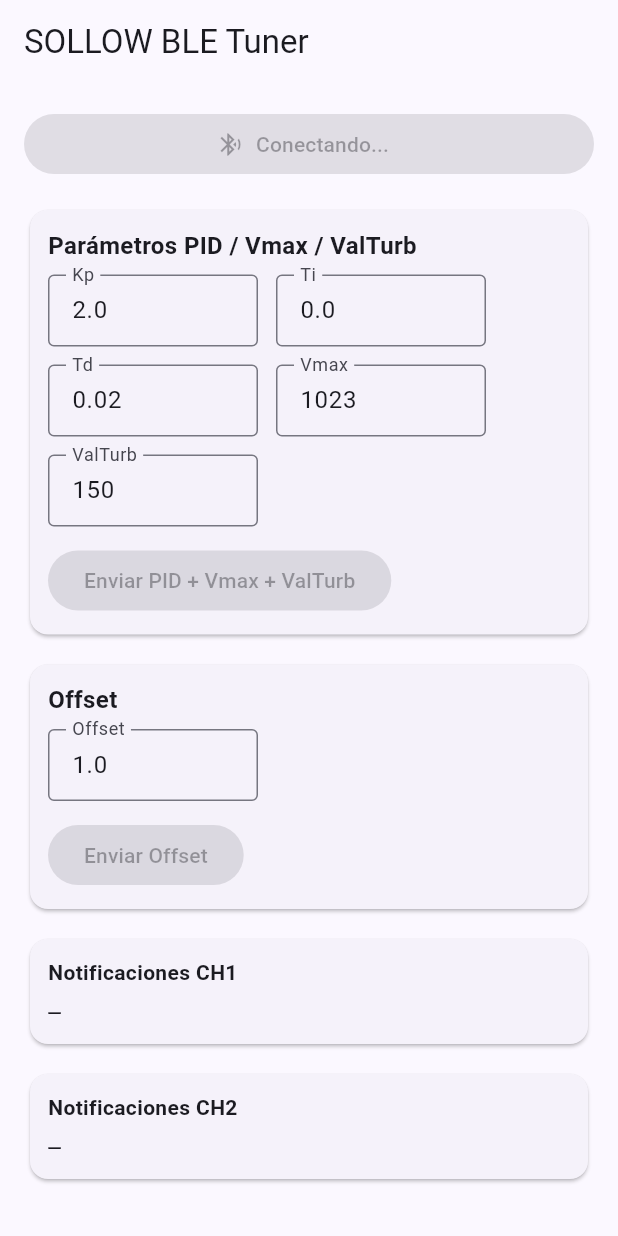
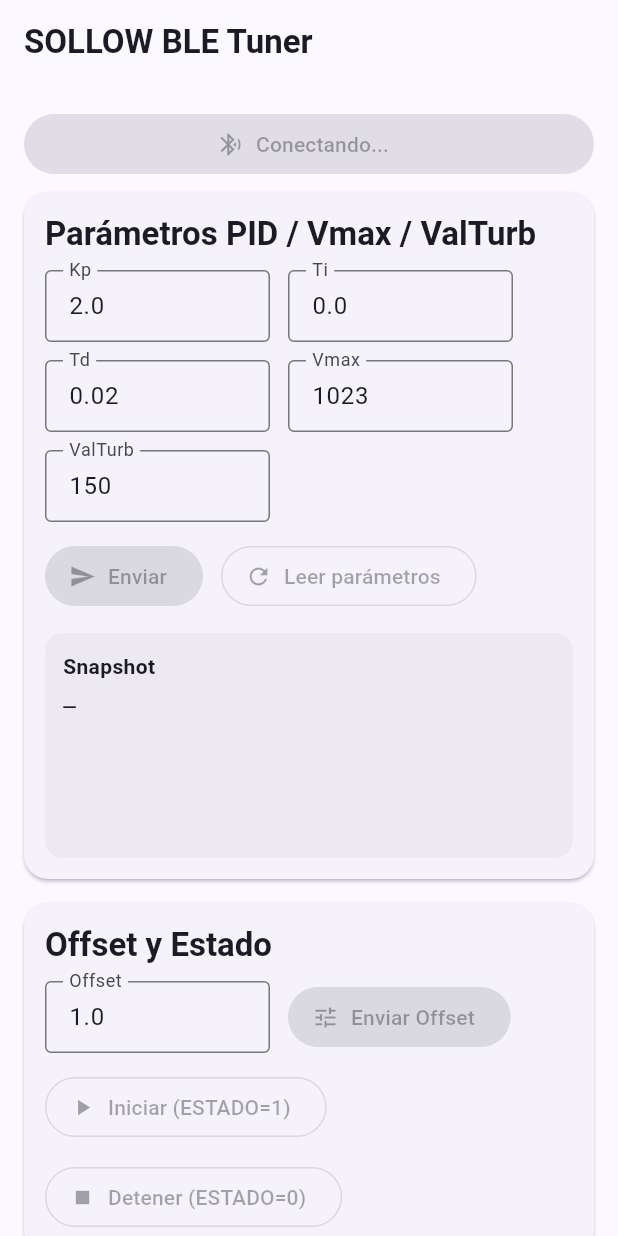
Before and after one commit to AnaOrozco122002/ble_app_sollow, a Flutter app: the screen it shows after launch, after a tap on "Buscar y Conectar", on a phone screen of 412 x 824 dp. Run offline on Flutter 3.47's test engine with Material 3 defaults, Android fonts, the phone set to English and light mode, and no system bars; our stand-ins replace flutter_blue_plus, permission_handler.

Commit message:
estado y actualizar

```diff
--- a/lib/main.dart
+++ b/lib/main.dart
@@ -7,8 +7,8 @@ import 'package:permission_handler/permission_handler.dart';
 
 // === UUIDs de tu firmware ===
 const String serviceUuid = "4fafc201-1fb5-459e-8fcc-c5c9c331914b";
-const String char1Uuid   = "beb5483e-36e1-4688-b7f5-ea07361b26a8"; // sintonización
-const String char2Uuid   = "ceb5483e-36e1-4688-b7f5-ea07361b26a8"; // offset
+const String char1Uuid   = "beb5483e-36e1-4688-b7f5-ea07361b26a8"; // sintonización (READ/WRITE)
+const String char2Uuid   = "ceb5483e-36e1-4688-b7f5-ea07361b26a8"; // offset/estado (WRITE) y lecturas sensor (READ)
 
 void main() {
   WidgetsFlutterBinding.ensureInitialized();
@@ -21,7 +21,19 @@ class MyApp extends StatelessWidget {
   Widget build(BuildContext context) {
     return MaterialApp(
       title: 'SOLLOW BLE Tuner',
-      theme: ThemeData(colorSchemeSeed: Colors.indigo, useMaterial3: true),
+      theme: ThemeData(
+        colorSchemeSeed: Colors.indigo,
+        useMaterial3: true,
+        textTheme: const TextTheme(
+          titleLarge: TextStyle(fontWeight: FontWeight.w700),
+          bodyMedium: TextStyle(fontSize: 14),
+        ),
+        cardTheme: const CardTheme(
+          margin: EdgeInsets.symmetric(vertical: 8),
+          shape: RoundedRectangleBorder(borderRadius: BorderRadius.all(Radius.circular(16))),
+          elevation: 1,
+        ),
+      ),
       home: const HomePage(),
       debugShowCheckedModeBanner: false,
     );
@@ -38,8 +50,6 @@ class _HomePageState extends State<HomePage> {
   BluetoothDevice? device;
   BluetoothCharacteristic? ch1;
   BluetoothCharacteristic? ch2;
-  StreamSubscription<List<int>>? _subCh1;
-  StreamSubscription<List<int>>? _subCh2;
 
   // Campos de entrada
   final _kp = TextEditingController(text: '2.0');
@@ -49,14 +59,14 @@ class _HomePageState extends State<HomePage> {
   final _valturb = TextEditingController(text: '150');
   final _offset = TextEditingController(text: '1.0');
 
-  String logCh1 = '';
-  String logCh2 = '';
+  String lastParams = '—'; // READ de CH1
+  String lastSensor = '—'; // READ de CH2
   bool _connecting = false;
+
+  bool get _connected => device != null && ch1 != null && ch2 != null;
 
   @override
   void dispose() {
-    _subCh1?.cancel();
-    _subCh2?.cancel();
     _kp.dispose();
     _ti.dispose();
     _td.dispose();
@@ -66,51 +76,30 @@ class _HomePageState extends State<HomePage> {
     super.dispose();
   }
 
-  /// Pide permisos y verifica condiciones de sistema necesarias para escanear BLE.
-  /// En Android 12+ pide SCAN/CONNECT. Además, por compatibilidad con Xiaomi,
-  /// pedimos Location y verificamos que el *toggle* de ubicación del sistema esté encendido.
   Future<void> _ensurePerms() async {
     if (!Platform.isAndroid) return;
 
-    // 1) Asegurar Bluetooth encendido
     final state = await FlutterBluePlus.adapterState.first;
     if (state != BluetoothAdapterState.on) {
       try { await FlutterBluePlus.turnOn(); } catch (_) {}
     }
 
-    // 2) Pedir permisos BLE modernos (Android 12+)
     final scan = await Permission.bluetoothScan.request();
     final conn = await Permission.bluetoothConnect.request();
-
-    // 3) (Compat/OEMs como Xiaomi) pide también ubicación en uso
-    //    Aunque en 12+ no sería estrictamente necesario, muchos Xiaomi no escanean si
-    //    no tienes la ubicación del sistema activada. Pedimos permiso y luego verificamos el toggle.
     final loc = await Permission.locationWhenInUse.request();
 
-    // Si el usuario bloqueó definitivamente alguno, abre Ajustes para que lo habilite
     if (scan.isPermanentlyDenied || conn.isPermanentlyDenied || loc.isPermanentlyDenied) {
       await openAppSettings();
       throw Exception('Debes habilitar permisos en Ajustes para continuar');
     }
 
-    // 4) Verifica que *Ubicación del sistema* esté encendida (requisito de varios OEMs para BLE scan)
-    //    Nota: permission_handler permite consultar el servicio de ubicación.
     final service = await Permission.location.serviceStatus;
     if (!service.isEnabled) {
-      // No podemos encenderlo desde la app; hay que pedir al usuario que active el toggle del SO.
-      throw Exception(
-          'Activa la Ubicación del sistema (Xiaomi suele exigirla para escanear BLE). '
-              'Abre la barra rápida y enciende "Ubicación", luego reintenta.'
-      );
+      throw Exception('Activa la Ubicación del sistema (requerido por algunos OEMs para escanear BLE).');
     }
 
-    // 5) Comprobación final
-    if (!scan.isGranted || !conn.isGranted) {
-      throw Exception('Permisos BLE no concedidos (SCAN/CONNECT)');
-    }
-    if (!loc.isGranted) {
-      // En Android 12+ podría no ser necesario, pero para Xiaomi lo tratamos como requerido para evitar fallos de escaneo.
-      throw Exception('Permiso de ubicación no concedido (requerido por tu dispositivo)');
+    if (!scan.isGranted || !conn.isGranted || !loc.isGranted) {
+      throw Exception('Permisos BLE/Ubicación no concedidos');
     }
   }
 
@@ -122,15 +111,11 @@ class _HomePageState extends State<HomePage> {
       BluetoothDevice? found;
       await FlutterBluePlus.startScan(timeout: const Duration(seconds: 6));
 
-      // Escucha resultados de escaneo
       final subScan = FlutterBluePlus.scanResults.listen((results) {
         for (final r in results) {
-          final name = r.device.platformName; // puede venir vacío a veces
-          final uuids = r.advertisementData.serviceUuids; // List<Guid>
-          final containsSvc = uuids
-              .map((g) => g.toString().toLowerCase())
-              .contains(serviceUuid);
-
+          final name = r.device.platformName;
+          final uuids = r.advertisementData.serviceUuids;
+          final containsSvc = uuids.map((g) => g.toString().toLowerCase()).contains(serviceUuid);
           if (name == 'SOLLOW' || containsSvc) {
             found = r.device;
           }
@@ -142,18 +127,14 @@ class _HomePageState extends State<HomePage> {
       await subScan.cancel();
 
       if (found == null) {
-        // Si no encontró, probablemente es el toggle de Ubicación del sistema
-        // (muy típico en Xiaomi) o el ESP32 no está anunciando el service UUID.
-        throw Exception(
-            'No se encontró SOLLOW. Verifica:\n'
-                '• Que el ESP32 esté anunciando y cerca\n'
-                '• En Xiaomi: que el toggle de Ubicación del sistema esté ENCENDIDO\n'
-                '• Reinicia BT si es necesario'
-        );
+        throw Exception('No se encontró SOLLOW. Verifica que esté anunciando, cerca y con Ubicación del sistema activa.');
       }
 
       device = found;
       await device!.connect(timeout: const Duration(seconds: 10));
+
+      // MTU alto antes de discoverServices
+      try { await device!.requestMtu(185); } catch (_) {}
 
       final services = await device!.discoverServices();
       final srv = services.firstWhere(
@@ -161,57 +142,29 @@ class _HomePageState extends State<HomePage> {
         orElse: () => throw Exception('Servicio no hallado en el dispositivo'),
       );
 
-      ch1 = srv.characteristics.firstWhere(
-            (c) => c.uuid.toString().toLowerCase() == char1Uuid,
-      );
-      ch2 = srv.characteristics.firstWhere(
-            (c) => c.uuid.toString().toLowerCase() == char2Uuid,
-      );
-
-      if (ch1!.properties.notify) {
-        await ch1!.setNotifyValue(true);
-        _subCh1 = ch1!.lastValueStream.listen((data) {
-          setState(() => logCh1 = utf8.decode(data, allowMalformed: true));
-        });
-      }
-      if (ch2!.properties.notify) {
-        await ch2!.setNotifyValue(true);
-        _subCh2 = ch2!.lastValueStream.listen((data) {
-          setState(() => logCh2 = utf8.decode(data, allowMalformed: true));
-        });
-      }
+      ch1 = srv.characteristics.firstWhere((c) => c.uuid.toString().toLowerCase() == char1Uuid);
+      ch2 = srv.characteristics.firstWhere((c) => c.uuid.toString().toLowerCase() == char2Uuid);
 
       if (mounted) {
         ScaffoldMessenger.of(context).showSnackBar(
           const SnackBar(content: Text('Conectado a SOLLOW')),
         );
       }
+
+      // Lee snapshots iniciales
+      await _readParams();
+      await _readSensor();
     } catch (e) {
       if (mounted) {
-        ScaffoldMessenger.of(context).showSnackBar(
-          SnackBar(content: Text('Error: $e')),
-        );
+        ScaffoldMessenger.of(context).showSnackBar(SnackBar(content: Text('Error: $e')));
       }
     } finally {
       if (mounted) setState(() => _connecting = false);
     }
   }
 
-  Future<void> _sendTuning() async {
-    if (ch1 == null) return;
-    final msg = '*${_kp.text},${_ti.text},${_td.text},${_vmax.text},${_valturb.text}';
-    await ch1!.write(utf8.encode(msg), withoutResponse: false);
-  }
-
-  Future<void> _sendOffset() async {
-    if (ch2 == null) return;
-    await ch2!.write(utf8.encode(_offset.text), withoutResponse: false);
-  }
-
   Future<void> _disconnect() async {
     try {
-      await _subCh1?.cancel();
-      await _subCh2?.cancel();
       if (device != null) await device!.disconnect();
     } catch (_) {}
     if (!mounted) return;
@@ -219,45 +172,130 @@ class _HomePageState extends State<HomePage> {
       device = null;
       ch1 = null;
       ch2 = null;
-      logCh1 = '';
-      logCh2 = '';
+      lastParams = '—';
+      lastSensor = '—';
     });
   }
 
+  // ---------- Writes ----------
+  Future<void> _sendTuning() async {
+    if (ch1 == null) return;
+    final msg = '*${_kp.text},${_ti.text},${_td.text},${_vmax.text},${_valturb.text}\n';
+    try {
+      await ch1!.write(utf8.encode(msg), withoutResponse: false)
+          .timeout(const Duration(seconds: 2));
+      await _readParams(); // confirma en snapshot
+    } catch (e) {
+      if (!mounted) return;
+      ScaffoldMessenger.of(context).showSnackBar(SnackBar(content: Text('Write CH1: $e')));
+    }
+  }
+
+  Future<void> _sendOffset() async {
+    if (ch2 == null) return;
+    try {
+      await ch2!.write(utf8.encode('OFFSET=${_offset.text}\n'), withoutResponse: false)
+          .timeout(const Duration(seconds: 2));
+      await _readParams(); // refleja offset
+    } catch (e) {
+      if (!mounted) return;
+      ScaffoldMessenger.of(context).showSnackBar(SnackBar(content: Text('Write CH2 (offset): $e')));
+    }
+  }
+
+  Future<void> _sendEstado(int v) async {
+    if (ch2 == null) return;
+    try {
+      await ch2!.write(utf8.encode('ESTADO=$v\n'), withoutResponse: false)
+          .timeout(const Duration(seconds: 2));
+      // leer sensor para ver movimiento/feedback
+      await _readSensor();
+    } catch (e) {
+      if (!mounted) return;
+      ScaffoldMessenger.of(context).showSnackBar(SnackBar(content: Text('Write CH2 (estado): $e')));
+    }
+  }
+
+  // ---------- Reads ----------
+  Future<void> _readParams() async {
+    if (ch1 == null) return;
+    try {
+      final data = await ch1!.read();
+      final s = utf8.decode(data, allowMalformed: true);
+      setState(() => lastParams = s.isEmpty ? '—' : s);
+    } catch (e) {
+      if (!mounted) return;
+      ScaffoldMessenger.of(context).showSnackBar(SnackBar(content: Text('Read CH1: $e')));
+    }
+  }
+
+  Future<void> _readSensor() async {
+    if (ch2 == null) return;
+    try {
+      final data = await ch2!.read();
+      final s = utf8.decode(data, allowMalformed: true);
+      setState(() => lastSensor = s.isEmpty ? '—' : s);
+    } catch (e) {
+      if (!mounted) return;
+      ScaffoldMessenger.of(context).showSnackBar(SnackBar(content: Text('Read CH2: $e')));
+    }
+  }
+
+  // ---------- UI ----------
   @override
   Widget build(BuildContext context) {
-    final connected = device != null && ch1 != null && ch2 != null;
-
     return Scaffold(
       appBar: AppBar(
         title: const Text('SOLLOW BLE Tuner'),
         actions: [
-          if (connected)
+          if (_connected)
+            Padding(
+              padding: const EdgeInsets.symmetric(horizontal: 12, vertical: 8),
+              child: Center(
+                child: Container(
+                  padding: const EdgeInsets.symmetric(horizontal: 10, vertical: 6),
+                  decoration: BoxDecoration(
+                    color: Theme.of(context).colorScheme.primaryContainer,
+                    borderRadius: BorderRadius.circular(999),
+                  ),
+                  child: Row(
+                    mainAxisSize: MainAxisSize.min,
+                    children: const [
+                      Icon(Icons.bluetooth_connected, size: 16),
+                      SizedBox(width: 6),
+                      Text('Conectado'),
+                    ],
+                  ),
+                ),
+              ),
+            ),
+          if (_connected)
             IconButton(
               onPressed: _disconnect,
               icon: const Icon(Icons.link_off),
               tooltip: 'Desconectar',
-            )
+            ),
         ],
       ),
-      body: ListView(
+      body: LayoutBuilder(
+        builder: (context, constraints) {
+          return ListView(
             padding: const EdgeInsets.all(16),
             children: [
+              if (!_connected)
                 ElevatedButton.icon(
                   onPressed: _connecting ? null : _scanAndConnect,
                   icon: const Icon(Icons.bluetooth_searching),
                   label: Text(_connecting ? 'Conectando...' : 'Buscar y Conectar'),
                 ),
-          const SizedBox(height: 16),
               Card(
                 child: Padding(
-              padding: const EdgeInsets.all(12),
+                  padding: const EdgeInsets.all(14),
                   child: Column(
                     crossAxisAlignment: CrossAxisAlignment.start,
                     children: [
-                  const Text('Parámetros PID / Vmax / ValTurb',
-                      style: TextStyle(fontSize: 16, fontWeight: FontWeight.bold)),
-                  const SizedBox(height: 8),
+                      Text('Parámetros PID / Vmax / ValTurb', style: Theme.of(context).textTheme.titleLarge),
+                      const SizedBox(height: 10),
                       Wrap(
                         spacing: 12,
                         runSpacing: 12,
@@ -270,69 +308,109 @@ class _HomePageState extends State<HomePage> {
                         ],
                       ),
                       const SizedBox(height: 12),
-                  FilledButton(
-                    onPressed: connected ? _sendTuning : null,
-                    child: const Text('Enviar PID + Vmax + ValTurb'),
+                      Row(
+                        children: [
+                          FilledButton.icon(
+                            onPressed: _connected ? _sendTuning : null,
+                            icon: const Icon(Icons.send),
+                            label: const Text('Enviar'),
+                          ),
+                          const SizedBox(width: 12),
+                          OutlinedButton.icon(
+                            onPressed: _connected ? _readParams : null,
+                            icon: const Icon(Icons.refresh),
+                            label: const Text('Leer parámetros'),
+                          ),
+                        ],
+                      ),
+                      const SizedBox(height: 8),
+                      _monoBox(context, 'Snapshot', lastParams),
+                    ],
+                  ),
+                ),
+              ),
+              Card(
+                child: Padding(
+                  padding: const EdgeInsets.all(14),
+                  child: Column(
+                    crossAxisAlignment: CrossAxisAlignment.start,
+                    children: [
+                      Text('Offset y Estado', style: Theme.of(context).textTheme.titleLarge),
+                      const SizedBox(height: 10),
+                      Wrap(
+                        spacing: 12,
+                        runSpacing: 12,
+                        crossAxisAlignment: WrapCrossAlignment.center,
+                        children: [
+                          _numField('Offset', _offset),
+                          FilledButton.icon(
+                            onPressed: _connected ? _sendOffset : null,
+                            icon: const Icon(Icons.tune),
+                            label: const Text('Enviar Offset'),
+                          ),
+                          const SizedBox(width: 12),
+                          OutlinedButton.icon(
+                            onPressed: _connected ? () => _sendEstado(1) : null,
+                            icon: const Icon(Icons.play_arrow),
+                            label: const Text('Iniciar (ESTADO=1)'),
+                          ),
+                          OutlinedButton.icon(
+                            onPressed: _connected ? () => _sendEstado(0) : null,
+                            icon: const Icon(Icons.stop),
+                            label: const Text('Detener (ESTADO=0)'),
+                          ),
+                        ],
                       ),
                     ],
                   ),
                 ),
               ),
-          const SizedBox(height: 12),
               Card(
                 child: Padding(
-              padding: const EdgeInsets.all(12),
+                  padding: const EdgeInsets.all(14),
                   child: Column(
                     crossAxisAlignment: CrossAxisAlignment.start,
                     children: [
-                  const Text('Offset', style: TextStyle(fontSize: 16, fontWeight: FontWeight.bold)),
-                  const SizedBox(height: 8),
-                  _numField('Offset', _offset),
-                  const SizedBox(height: 12),
-                  FilledButton(
-                    onPressed: connected ? _sendOffset : null,
-                    child: const Text('Enviar Offset'),
+                      Text('Lecturas del Sensor', style: Theme.of(context).textTheme.titleLarge),
+                      const SizedBox(height: 10),
+                      Row(
+                        children: [
+                          FilledButton.icon(
+                            onPressed: _connected ? _readSensor : null,
+                            icon: const Icon(Icons.sensors),
+                            label: const Text('Leer sensor'),
+                          ),
+                          const SizedBox(width: 12),
+                          if (_connected)
+                            TextButton.icon(
+                              onPressed: () async {
+                                // sondeo rápido 5 lecturas
+                                for (int i = 0; i < 5; i++) {
+                                  await _readSensor();
+                                  await Future.delayed(const Duration(milliseconds: 150));
+                                }
+                              },
+                              icon: const Icon(Icons.timelapse),
+                              label: const Text('Sondeo x5'),
                             ),
                         ],
                       ),
-            ),
-          ),
-          const SizedBox(height: 12),
-          Card(
-            child: Padding(
-              padding: const EdgeInsets.all(12),
-              child: Column(
-                crossAxisAlignment: CrossAxisAlignment.start,
-                children: [
-                  const Text('Notificaciones CH1', style: TextStyle(fontWeight: FontWeight.w600)),
-                  const SizedBox(height: 6),
-                  Text(logCh1.isEmpty ? '—' : logCh1, style: const TextStyle(fontFamily: 'monospace')),
-                ],
-              ),
-            ),
-          ),
-          const SizedBox(height: 12),
-          Card(
-            child: Padding(
-              padding: const EdgeInsets.all(12),
-              child: Column(
-                crossAxisAlignment: CrossAxisAlignment.start,
-                children: [
-                  const Text('Notificaciones CH2', style: TextStyle(fontWeight: FontWeight.w600)),
-                  const SizedBox(height: 6),
-                  Text(logCh2.isEmpty ? '—' : logCh2, style: const TextStyle(fontFamily: 'monospace')),
+                      const SizedBox(height: 8),
+                      _monoBox(context, 'Última lectura', lastSensor),
                     ],
                   ),
                 ),
               ),
             ],
+          );
+        },
       ),
     );
   }
 
   Widget _numField(String label, TextEditingController c) {
-    return SizedBox(
-      width: 140,
+    return ConstrainedBox(
+      constraints: const BoxConstraints.tightFor(width: 150),
       child: TextField(
         controller: c,
         keyboardType: const TextInputType.numberWithOptions(decimal: true, signed: true),
@@ -341,6 +419,33 @@ class _HomePageState extends State<HomePage> {
           border: const OutlineInputBorder(),
           isDense: true,
         ),
+        maxLines: 1,
+      ),
+    );
+  }
+
+  Widget _monoBox(BuildContext context, String title, String body) {
+    return Container(
+      width: double.infinity,
+      margin: const EdgeInsets.only(top: 6),
+      padding: const EdgeInsets.all(12),
+      decoration: BoxDecoration(
+        color: Theme.of(context).colorScheme.surfaceVariant.withOpacity(0.5),
+        borderRadius: BorderRadius.circular(12),
+      ),
+      child: Column(
+        crossAxisAlignment: CrossAxisAlignment.start,
+        children: [
+          Text(title,
+              style: const TextStyle(fontWeight: FontWeight.w600)),
+          const SizedBox(height: 6),
+          // Evita overflow con SelectableText + soft wrap + maxLines razonable
+          SelectableText(
+            body,
+            style: const TextStyle(fontFamily: 'monospace'),
+            maxLines: 5,
+          ),
+        ],
       ),
     );
   }
```
Lines whose indentation alone changed are shown as unchanged.
